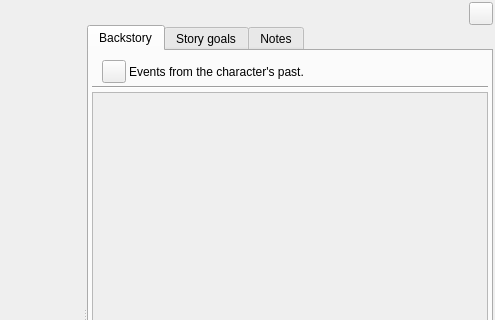
The window that ui/character_editor.ui (zkovari/plotlyst) describes before a commit, drawn with Qt 5; both pictures show x 572 to 1067 and y 0 to 320 of the 1067 by 610 pixel window.
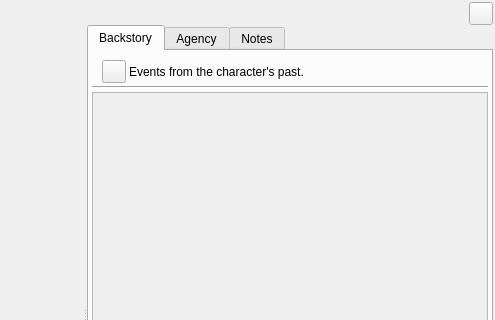
The same window after the commit. Custom widgets are drawn as their Qt base class.

Commit message: Rename Story goals tab to Agency

Patch:
```diff
--- a/ui/character_editor.ui
+++ b/ui/character_editor.ui
@@ -715,7 +715,7 @@
       </widget>
       <widget class="QWidget" name="tabGoals">
        <attribute name="title">
-        <string>Story goals</string>
+        <string>Agency</string>
        </attribute>
        <layout class="QVBoxLayout" name="verticalLayout_3">
         <property name="spacing">
```
Left out of the diff: 8 changed lines with no effect on the pictures.
